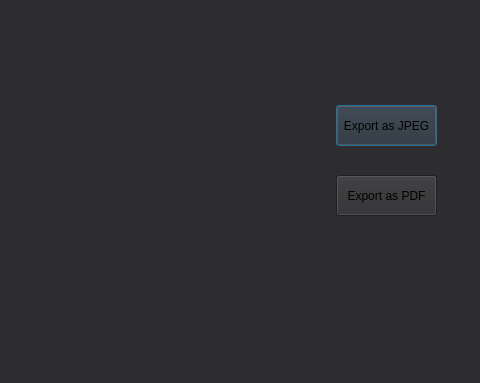
Old version of the form CacheSimulator/graphing.ui in the repository RoboticHuman/TheBigCacheOfByteWonderLand; both pictures show x 254 to 734 and y 105 to 488 of the 734 by 488 pixel window.
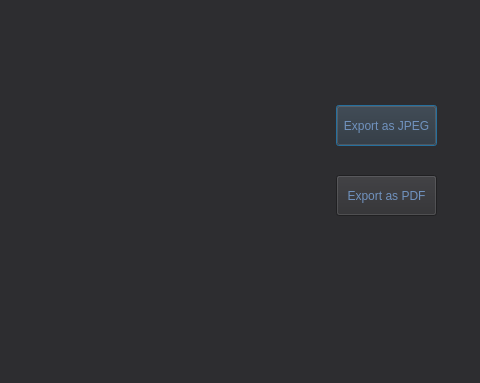
New version of the form. Custom widgets are drawn as their Qt base class.

What changed in the file:
```diff
--- a/CacheSimulator/graphing.ui
+++ b/CacheSimulator/graphing.ui
@@ -52,6 +52,9 @@
      <height>41</height>
     </rect>
    </property>
+   <property name="styleSheet">
+    <string notr="true">color: rgb(112, 146, 190);</string>
+   </property>
    <property name="text">
     <string>Export as JPEG</string>
    </property>
@@ -65,6 +68,9 @@
      <height>41</height>
     </rect>
    </property>
+   <property name="styleSheet">
+    <string notr="true">color: rgb(112, 146, 190);</string>
+   </property>
    <property name="text">
     <string>Export as PDF</string>
    </property>
```
